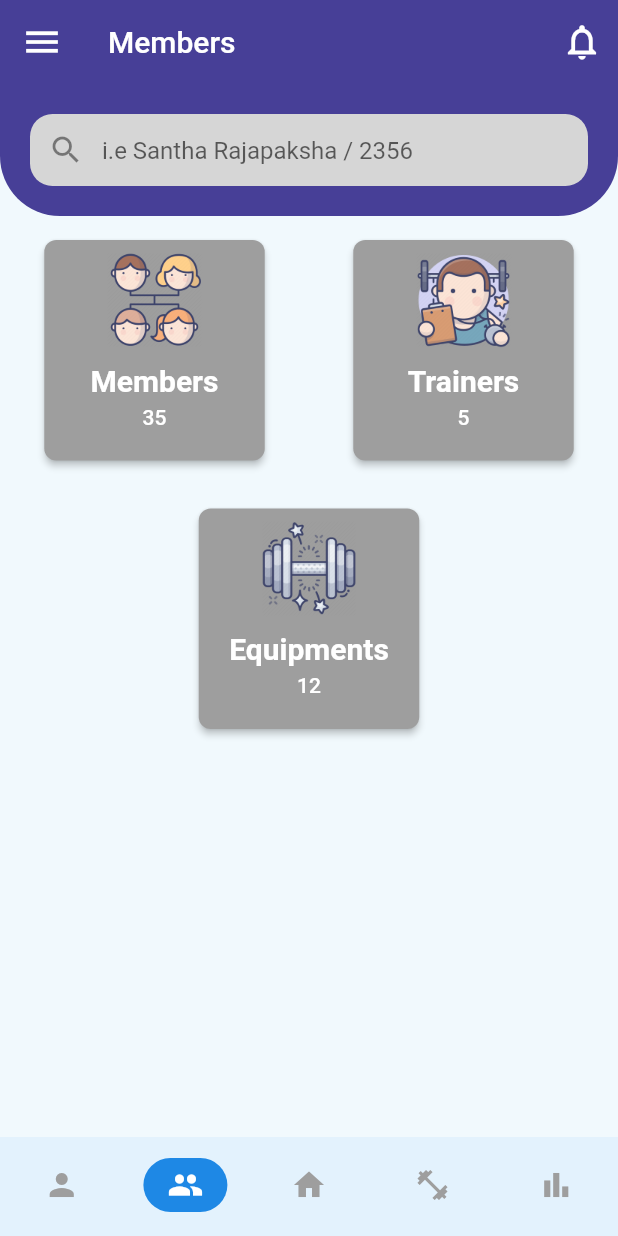
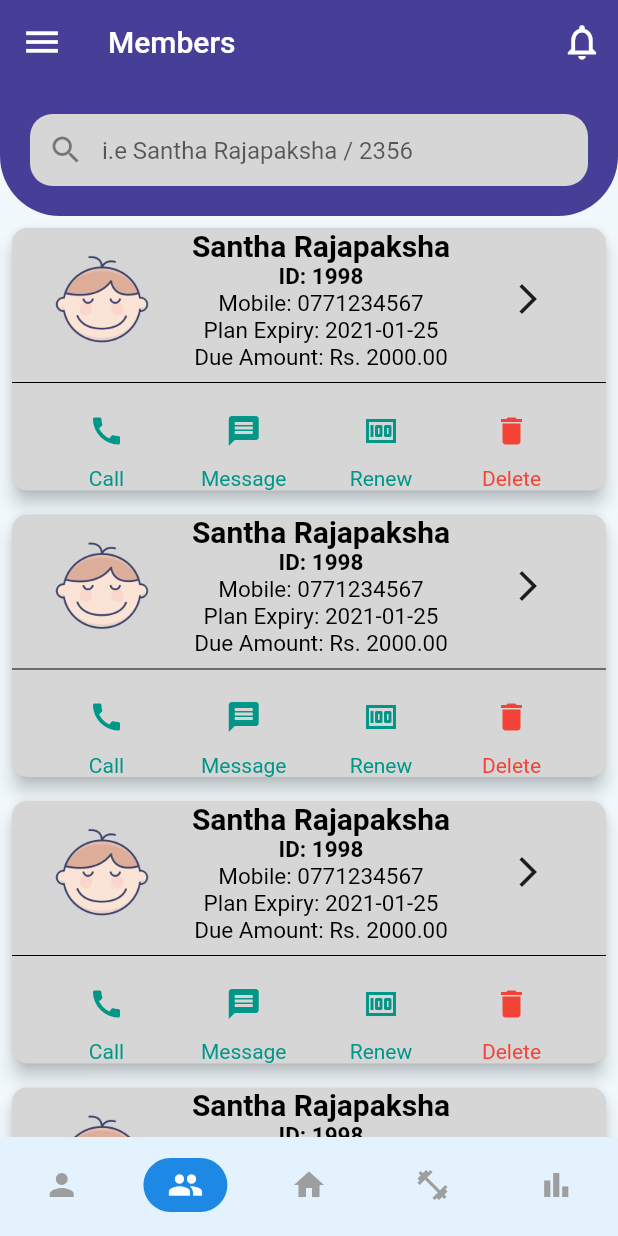
Before and after one commit to risdatamamal/Gym-Management-System, a Flutter app: the screen it shows after launch, item 2 of the bottom bar chosen, on a phone screen of 412 x 824 dp. Run offline on Flutter 3.47's test engine with Material 2 defaults, Android fonts, the phone set to English and light mode, and no system bars; our stand-ins replace simple_animations, supercharged; Roboto replaces fonts that are missing (OpenSans-Regular).

Commit message:
Member Details Card Created
Member Details Custom Card Created. No Functionality.

```diff
--- a/lib/screens/members/members_screen.dart
+++ b/lib/screens/members/members_screen.dart
@@ -1,7 +1,7 @@
 import 'package:flutter/material.dart';
 import 'package:my_gym_manager/config/palette.dart';
 import 'package:my_gym_manager/widgets/custom_app_bar.dart';
-import 'package:my_gym_manager/widgets/stats_grid.dart';
+import 'package:my_gym_manager/widgets/custom_card.dart';
 
 class MembersScreen extends StatefulWidget {
   @override
@@ -15,7 +15,6 @@ class _MembersScreenState extends State<MembersScreen> {
       backgroundColor: Palette.primaryColor,
       appBar: CustomAppBar('Members'),
       body: SafeArea(
-        child: SingleChildScrollView(
         child: Column(
           children: [
             Container(
@@ -53,24 +52,20 @@ class _MembersScreenState extends State<MembersScreen> {
                 ],
               ),
             ),
-              Row(
-                mainAxisAlignment: MainAxisAlignment.center,
+            Expanded(
+              child: SingleChildScrollView(
+                child: Column(
                   children: [
-                  StatsGrid('Members', '35',
-                      'assets/images/family_tree_members_people-512.png'),
-                  StatsGrid('Trainers', '5',
-                      'assets/images/gym_coach_trainer_fitness-512.png'),
+                    CustomCard('assets/images/baby_child_children_boy-512.png'),
+                    CustomCard('assets/images/baby_child_children_boy-512.png'),
+                    CustomCard('assets/images/baby_child_children_boy-512.png'),
+                    CustomCard('assets/images/baby_child_children_boy-512.png'),
+                    CustomCard('assets/images/baby_child_children_boy-512.png'),
                   ],
                 ),
-              Row(
-                mainAxisAlignment: MainAxisAlignment.center,
-                children: [
-                  StatsGrid('Equipments', '12',
-                      'assets/images/dumbbell_gym_fitness_exercise-512.png'),
-                ],
+              ),
             ),
           ],
-          ),
         ),
       ),
     );
--- /dev/null
+++ b/lib/widgets/custom_card.dart
@@ -0,0 +1,157 @@
+import 'package:flutter/material.dart';
+
+class CustomCard extends StatelessWidget {
+  final String imagePath;
+  CustomCard(this.imagePath);
+  @override
+  Widget build(BuildContext context) {
+    return Card(
+      elevation: 5,
+      margin: EdgeInsets.all(8.0),
+      color: Colors.grey[350],
+      shape: RoundedRectangleBorder(
+        borderRadius: BorderRadius.circular(10.0),
+      ),
+      child: Column(
+        mainAxisSize: MainAxisSize.min,
+        children: [
+          Row(
+            mainAxisAlignment: MainAxisAlignment.spaceEvenly,
+            children: [
+              Flexible(
+                child: Image.asset(
+                  imagePath,
+                  width: 64.0,
+                ),
+              ),
+              Column(
+                children: [
+                  Text(
+                    'Santha Rajapaksha',
+                    style: TextStyle(
+                        color: Colors.black,
+                        fontWeight: FontWeight.bold,
+                        fontSize: 20.0),
+                  ),
+                  Text(
+                    'ID: 1998',
+                    style: TextStyle(
+                        color: Colors.black,
+                        fontWeight: FontWeight.bold,
+                        fontSize: 15.0),
+                  ),
+                  Text(
+                    'Mobile: 0771234567',
+                    style: TextStyle(
+                        color: Colors.black,
+                        fontWeight: FontWeight.w400,
+                        fontSize: 15.0),
+                  ),
+                  Text(
+                    'Plan Expiry: 2021-01-25',
+                    style: TextStyle(
+                        color: Colors.black,
+                        fontWeight: FontWeight.w400,
+                        fontSize: 15.0),
+                  ),
+                  Text(
+                    'Due Amount: Rs. 2000.00',
+                    style: TextStyle(
+                        color: Colors.black,
+                        fontWeight: FontWeight.w400,
+                        fontSize: 15.0),
+                  ),
+                ],
+              ),
+              Flexible(
+                child: IconButton(
+                  icon: Icon(Icons.arrow_forward_ios),
+                  tooltip: 'More Details',
+                  onPressed: () => {},
+                ),
+              ),
+            ],
+          ),
+          Divider(color: Colors.black),
+          Row(
+            mainAxisAlignment: MainAxisAlignment.spaceEvenly,
+            children: [
+              Column(
+                children: [
+                  IconButton(
+                    icon: Icon(
+                      Icons.call,
+                      color: Colors.teal,
+                    ),
+                    tooltip: 'Call Member',
+                    onPressed: () => {},
+                  ),
+                  Text(
+                    'Call',
+                    style: TextStyle(
+                      color: Colors.teal,
+                    ),
+                  ),
+                ],
+              ),
+              Column(
+                children: [
+                  IconButton(
+                    icon: Icon(
+                      Icons.message,
+                      color: Colors.teal,
+                    ),
+                    tooltip: 'Message Member',
+                    onPressed: () => {},
+                  ),
+                  Text(
+                    'Message',
+                    style: TextStyle(
+                      color: Colors.teal,
+                    ),
+                  ),
+                ],
+              ),
+              Column(
+                children: [
+                  IconButton(
+                    icon: Icon(
+                      Icons.money,
+                      color: Colors.teal,
+                    ),
+                    tooltip: 'Renew Fees',
+                    onPressed: () => {},
+                  ),
+                  Text(
+                    'Renew',
+                    style: TextStyle(
+                      color: Colors.teal,
+                    ),
+                  ),
+                ],
+              ),
+              Column(
+                children: [
+                  IconButton(
+                    icon: Icon(
+                      Icons.delete,
+                      color: Colors.red,
+                    ),
+                    tooltip: 'Delete Member',
+                    onPressed: () => {},
+                  ),
+                  Text(
+                    'Delete',
+                    style: TextStyle(
+                      color: Colors.red,
+                    ),
+                  ),
+                ],
+              ),
+            ],
+          ),
+        ],
+      ),
+    );
+  }
+}
```
Also changed, not shown: assets/images/baby_child_children_boy-512.png (added). Lines whose indentation alone changed are shown as unchanged.
